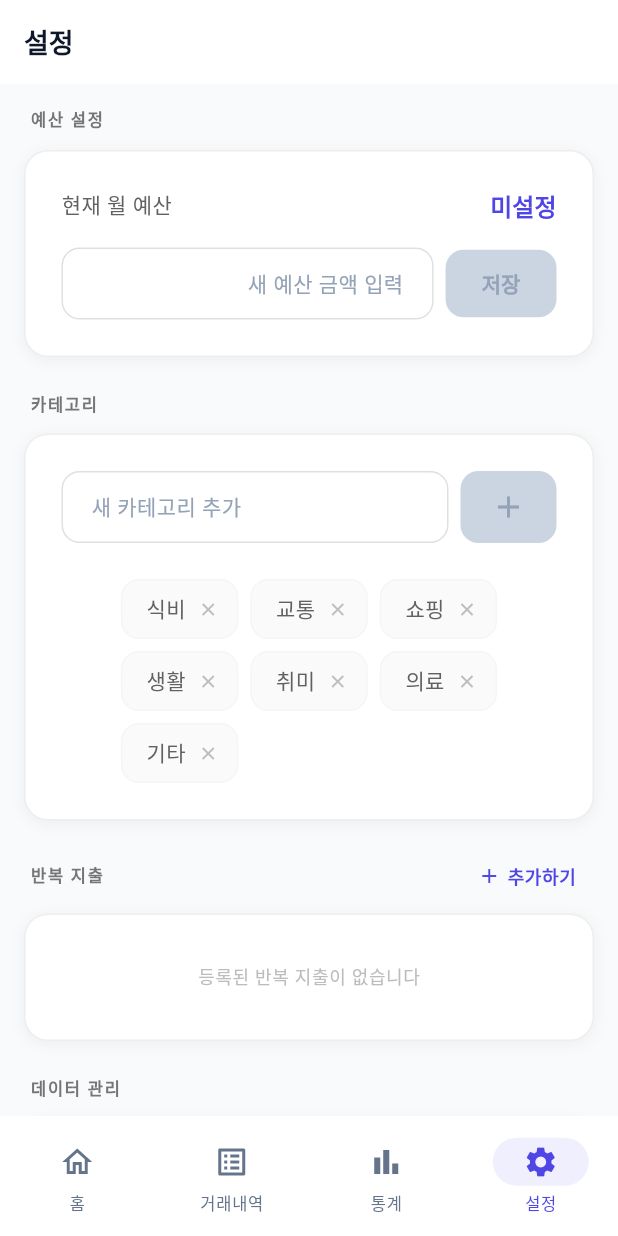
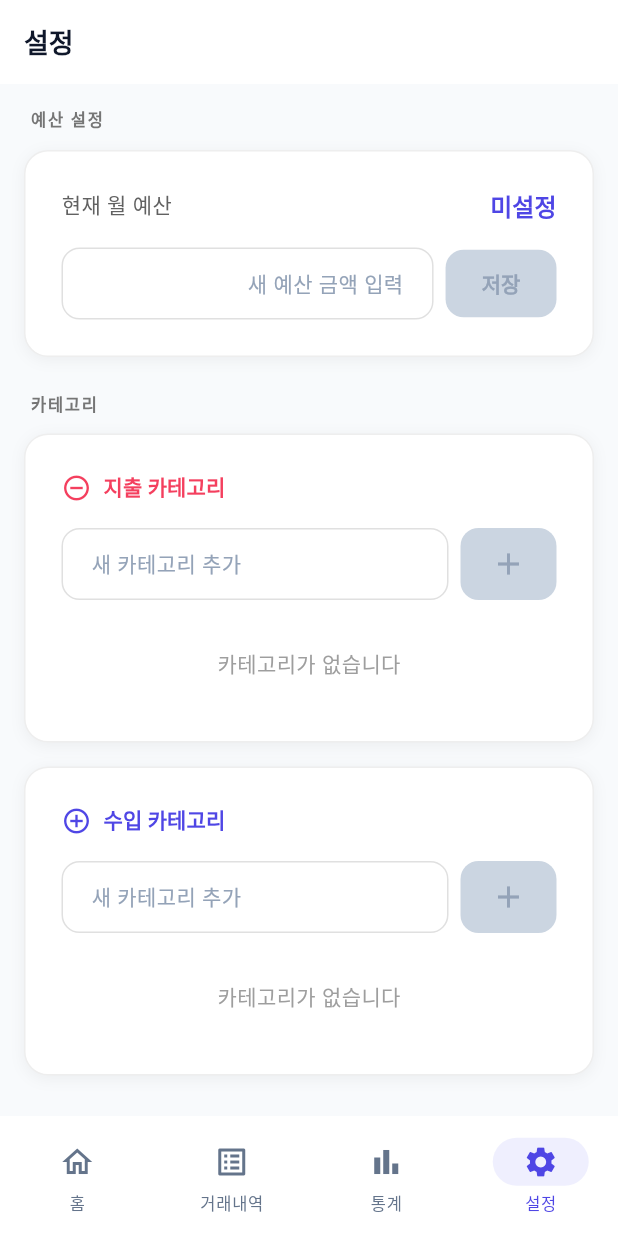
Before and after one commit to kibak812/dailybudget, a Flutter app: the screen it shows after launch, item 4 of the bottom bar chosen, on a phone screen of 412 x 824 dp. Run offline on Flutter 3.47's test engine with Material 3 defaults, Android fonts, the phone set to English and light mode, and no system bars; our stand-ins replace file_picker, fl_chart, flutter_riverpod, go_router, isar, share_plus and 1 more; accounts and stored records are empty; generated files the repository leaves out were written again; Roboto replaces fonts that are missing (Inter).

Commit message:
feat: Add income category management and improve transaction edit UX
1. Income category management
   - Add CategoryType enum (expense/income) in categories provider
   - Implement prefix-based category storage (expense:, income:)
   - Split category management UI into two sections
   - Auto-migrate existing categories with expense prefix
   - Filter categories by transaction type in forms
   - Visual distinction: expense (red), income (blue)

2. Transaction edit UX improvement
   - Remove intermediate detail screen step
   - Direct tap on transaction opens edit dialog
   - Reduce touch count: 3 taps → 1 tap
   - Keep existing detail screen for future extensibility
   - Maintain all existing features (swipe to delete, etc.)

These improvements provide better category organization and
more intuitive transaction editing workflow.

🤖 Generated with [Claude Code](https://claude.com/claude-code)

Co-Authored-By: Claude <noreply@anthropic.com>

```diff
--- a/lib/features/settings/presentation/widgets/category_management_section.dart
+++ b/lib/features/settings/presentation/widgets/category_management_section.dart
@@ -3,17 +3,64 @@ import 'package:flutter_riverpod/flutter_riverpod.dart';
 import 'package:daily_pace/core/providers/providers.dart';
 
 /// Category Management Section Widget
-/// Allows users to add and delete categories
-class CategoryManagementSection extends ConsumerStatefulWidget {
+/// Allows users to add and delete categories for both expense and income
+class CategoryManagementSection extends ConsumerWidget {
   const CategoryManagementSection({super.key});
 
   @override
-  ConsumerState<CategoryManagementSection> createState() =>
-      _CategoryManagementSectionState();
+  Widget build(BuildContext context, WidgetRef ref) {
+    return Column(
+      crossAxisAlignment: CrossAxisAlignment.start,
+      children: [
+        Padding(
+          padding: const EdgeInsets.symmetric(horizontal: 4),
+          child: Text(
+            '카테고리',
+            style: Theme.of(context).textTheme.labelSmall?.copyWith(
+                  fontWeight: FontWeight.w600,
+                  color: Colors.grey[600],
+                  letterSpacing: 1.2,
+                ),
+          ),
+        ),
+        const SizedBox(height: 12),
+        _CategorySection(
+          title: '지출 카테고리',
+          type: CategoryType.expense,
+          icon: Icons.remove_circle_outline,
+          iconColor: Theme.of(context).colorScheme.error,
+        ),
+        const SizedBox(height: 16),
+        _CategorySection(
+          title: '수입 카테고리',
+          type: CategoryType.income,
+          icon: Icons.add_circle_outline,
+          iconColor: Theme.of(context).colorScheme.primary,
+        ),
+      ],
+    );
+  }
 }
 
-class _CategoryManagementSectionState
-    extends ConsumerState<CategoryManagementSection> {
+/// Individual category section widget for expense or income
+class _CategorySection extends ConsumerStatefulWidget {
+  final String title;
+  final CategoryType type;
+  final IconData icon;
+  final Color iconColor;
+
+  const _CategorySection({
+    required this.title,
+    required this.type,
+    required this.icon,
+    required this.iconColor,
+  });
+
+  @override
+  ConsumerState<_CategorySection> createState() => _CategorySectionState();
+}
+
+class _CategorySectionState extends ConsumerState<_CategorySection> {
   final TextEditingController _categoryController = TextEditingController();
 
   @override
@@ -36,7 +83,7 @@ class _CategoryManagementSectionState
     }
 
     final success =
-        await ref.read(categoriesProvider.notifier).addCategory(name);
+        await ref.read(categoriesProvider.notifier).addCategory(name, widget.type);
 
     if (!success) {
       if (mounted) {
@@ -85,7 +132,7 @@ class _CategoryManagementSectionState
     );
 
     if (confirmed == true) {
-      await ref.read(categoriesProvider.notifier).deleteCategory(category);
+      await ref.read(categoriesProvider.notifier).deleteCategory(category, widget.type);
 
       if (mounted) {
         ScaffoldMessenger.of(context).showSnackBar(
@@ -100,24 +147,10 @@ class _CategoryManagementSectionState
 
   @override
   Widget build(BuildContext context) {
-    final categories = ref.watch(categoriesProvider);
+    final categoriesNotifier = ref.watch(categoriesProvider.notifier);
+    final categories = categoriesNotifier.getCategoriesByType(widget.type);
 
-    return Column(
-      crossAxisAlignment: CrossAxisAlignment.start,
-      children: [
-        Padding(
-          padding: const EdgeInsets.symmetric(horizontal: 4),
-          child: Text(
-            '카테고리',
-            style: Theme.of(context).textTheme.labelSmall?.copyWith(
-                  fontWeight: FontWeight.w600,
-                  color: Colors.grey[600],
-                  letterSpacing: 1.2,
-                ),
-          ),
-        ),
-        const SizedBox(height: 12),
-        Container(
+    return Container(
       decoration: BoxDecoration(
         color: Colors.white,
         borderRadius: BorderRadius.circular(16),
@@ -132,7 +165,28 @@ class _CategoryManagementSectionState
       ),
       padding: const EdgeInsets.all(24),
       child: Column(
+        crossAxisAlignment: CrossAxisAlignment.start,
         children: [
+          // Section title with icon
+          Row(
+            children: [
+              Icon(
+                widget.icon,
+                size: 20,
+                color: widget.iconColor,
+              ),
+              const SizedBox(width: 8),
+              Text(
+                widget.title,
+                style: Theme.of(context).textTheme.titleMedium?.copyWith(
+                      fontWeight: FontWeight.bold,
+                      color: widget.iconColor,
+                    ),
+              ),
+            ],
+          ),
+          const SizedBox(height: 16),
+          // Add category input
           Row(
             children: [
               Expanded(
@@ -151,7 +205,7 @@ class _CategoryManagementSectionState
                     focusedBorder: OutlineInputBorder(
                       borderRadius: BorderRadius.circular(12),
                       borderSide: BorderSide(
-                            color: Theme.of(context).colorScheme.primary,
+                        color: widget.iconColor,
                         width: 2,
                       ),
                     ),
@@ -161,6 +215,9 @@ class _CategoryManagementSectionState
                     ),
                   ),
                   onSubmitted: (_) => _handleAddCategory(),
+                  onChanged: (value) {
+                    setState(() {}); // Rebuild to enable/disable button
+                  },
                 ),
               ),
               const SizedBox(width: 8),
@@ -173,25 +230,37 @@ class _CategoryManagementSectionState
                   shape: RoundedRectangleBorder(
                     borderRadius: BorderRadius.circular(12),
                   ),
-                      backgroundColor:
-                          Theme.of(context).colorScheme.secondaryContainer,
-                      foregroundColor:
-                          Theme.of(context).colorScheme.onSecondaryContainer,
+                  backgroundColor: widget.iconColor.withOpacity(0.1),
+                  foregroundColor: widget.iconColor,
                 ),
                 child: const Icon(Icons.add, size: 24),
               ),
             ],
           ),
-              const SizedBox(height: 24),
+          const SizedBox(height: 16),
+          // Category chips
+          if (categories.isEmpty)
+            Center(
+              child: Padding(
+                padding: const EdgeInsets.all(16),
+                child: Text(
+                  '카테고리가 없습니다',
+                  style: Theme.of(context).textTheme.bodyMedium?.copyWith(
+                        color: Colors.grey[500],
+                      ),
+                ),
+              ),
+            )
+          else
             Wrap(
               spacing: 8,
               runSpacing: 8,
               children: categories.map((category) {
                 return Container(
                   decoration: BoxDecoration(
-                      color: Colors.grey[50],
+                    color: widget.iconColor.withOpacity(0.1),
                     borderRadius: BorderRadius.circular(12),
-                      border: Border.all(color: Colors.grey[100]!),
+                    border: Border.all(color: widget.iconColor.withOpacity(0.2)),
                   ),
                   padding: const EdgeInsets.only(
                     left: 16,
@@ -204,10 +273,9 @@ class _CategoryManagementSectionState
                     children: [
                       Text(
                         category,
-                          style:
-                              Theme.of(context).textTheme.bodyMedium?.copyWith(
+                        style: Theme.of(context).textTheme.bodyMedium?.copyWith(
                               fontWeight: FontWeight.w500,
-                                    color: Colors.grey[700],
+                              color: widget.iconColor,
                             ),
                       ),
                       const SizedBox(width: 4),
@@ -219,7 +287,7 @@ class _CategoryManagementSectionState
                           child: Icon(
                             Icons.close,
                             size: 14,
-                              color: Colors.grey[400],
+                            color: widget.iconColor,
                           ),
                         ),
                       ),
@@ -230,8 +298,6 @@ class _CategoryManagementSectionState
             ),
         ],
       ),
-        ),
-      ],
     );
   }
 }
--- a/lib/features/transaction/presentation/widgets/add_transaction_sheet.dart
+++ b/lib/features/transaction/presentation/widgets/add_transaction_sheet.dart
@@ -22,38 +22,12 @@ class _AddTransactionSheetState extends ConsumerState<AddTransactionSheet> {
   DateTime _selectedDate = DateTime.now();
   bool _isLoading = false;
 
-  // Predefined categories
-  final List<String> _expenseCategories = [
-    '식비',
-    '교통',
-    '쇼핑',
-    '생활',
-    '문화',
-    '의료',
-    '주거',
-    '통신',
-    '금융',
-    '기타',
-  ];
-
-  final List<String> _incomeCategories = [
-    '급여',
-    '용돈',
-    '보너스',
-    '기타',
-  ];
-
   @override
   void dispose() {
     _amountController.dispose();
     _memoController.dispose();
     super.dispose();
   }
-
-  List<String> get _currentCategories =>
-      _selectedType == TransactionType.expense
-          ? _expenseCategories
-          : _incomeCategories;
 
   Future<void> _handleSubmit() async {
     // Validate amount
@@ -113,6 +87,10 @@ class _AddTransactionSheetState extends ConsumerState<AddTransactionSheet> {
   @override
   Widget build(BuildContext context) {
     final theme = Theme.of(context);
+    final categoriesNotifier = ref.watch(categoriesProvider.notifier);
+    final currentCategories = categoriesNotifier.getCategoriesByType(
+      _selectedType == TransactionType.expense ? CategoryType.expense : CategoryType.income,
+    );
 
     return Container(
       padding: EdgeInsets.only(
@@ -214,7 +192,7 @@ class _AddTransactionSheetState extends ConsumerState<AddTransactionSheet> {
                   prefixIcon: Icon(Icons.category),
                 ),
                 hint: const Text('선택하세요'),
-                items: _currentCategories
+                items: currentCategories
                     .map((category) => DropdownMenuItem(
                           value: category,
                           child: Text(category),
```
Also changed, not shown: lib/features/settings/presentation/providers/categories_provider.dart (+99 -20 lines), lib/features/transaction/presentation/pages/transactions_page.dart (+18 -2 lines), lib/features/transaction/presentation/widgets/transaction_edit_sheet.dart (+8 -2 lines). Lines whose indentation alone changed are shown as unchanged.
